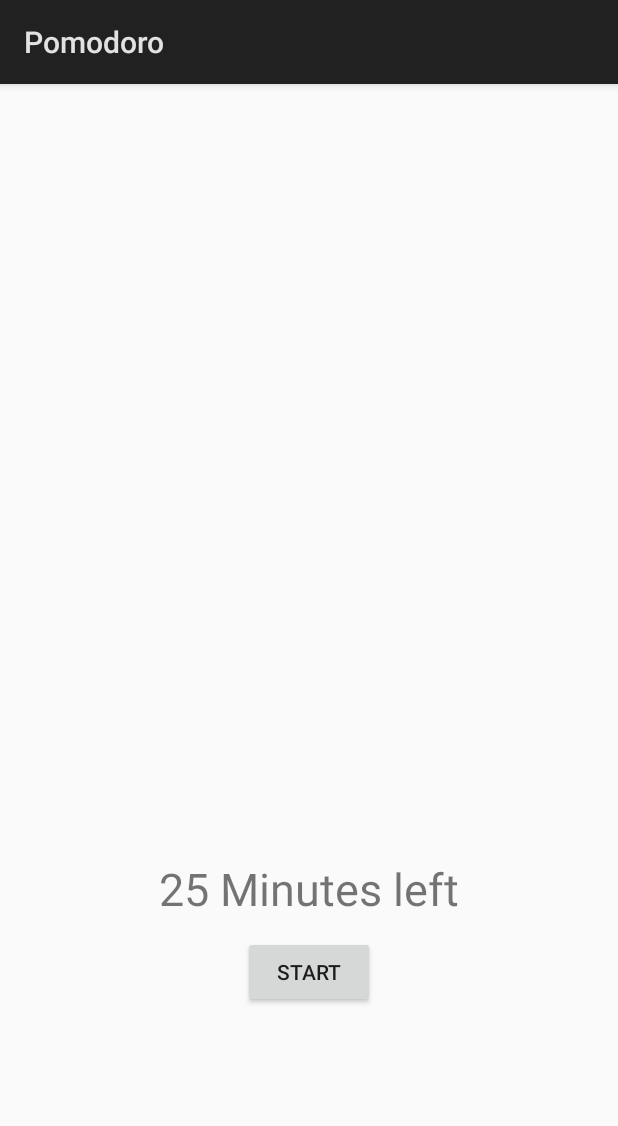
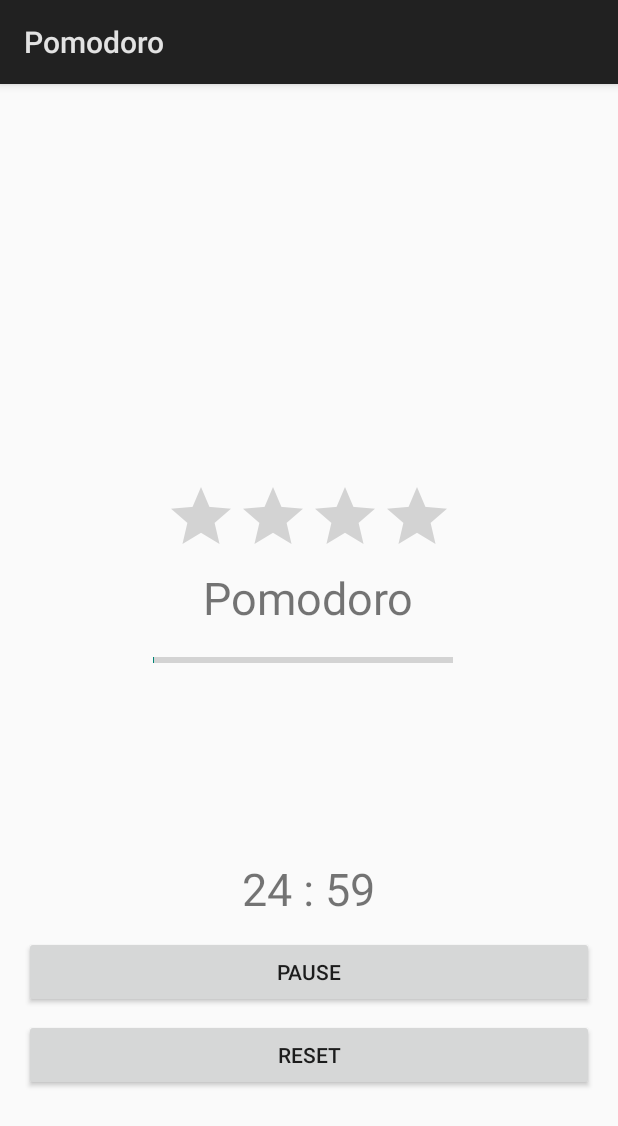
Before and after one commit to AdHominem/Pomodoro, an Android app: the screen it shows after launch (MainActivity), after a tap on "START", on a phone screen of 412 x 824 dp. Shown: the top 1126 px of the screen. Run offline under Robolectric (Android 15) with nearby library versions, the phone set to English and light mode, and no system bars.

Commit message:
Complete rework for improved visualisation

```diff
--- a/app/src/main/java/adhominem/pomodoro/MainActivity.java
+++ b/app/src/main/java/adhominem/pomodoro/MainActivity.java
@@ -7,6 +7,9 @@ import android.os.Bundle;
 import android.os.CountDownTimer;
 import android.util.Log;
 import android.view.View;
+import android.widget.Button;
+import android.widget.ProgressBar;
+import android.widget.RatingBar;
 import android.widget.TextView;
 
 import java.io.IOException;
@@ -14,59 +17,168 @@ import java.io.IOException;
 @SuppressLint("SetTextI18n")
 public class MainActivity extends Activity {
 
+    private static final long ONE_SECOND = 1000;
+    private static final long ONE_MINUTE = 60000;
+    private static final long POMODORO_DURATION = ONE_MINUTE * 25;
+    private static final long SHORT_BREAK_DURATION = ONE_MINUTE * 5;
+    private static final long LONG_BREAK_DURATION = ONE_MINUTE * 15;
+
     private MediaPlayer mediaPlayer;
+    private PomodoroTimer timer;
+    private Button button;
+    private ProgressBar progressBar;
+    private TextView caption;
+    private RatingBar ratingBar;
     private TextView textView;
-    private CountDownTimer timer;
     private static final String TAG = "MainActivity";
-    private boolean timerIsRunning;
-    private long total = 25 * 60000;
+    private int pomodoros = 0;
+    private enum Phase {POMODORO, SHORT_BREAK, LONG_BREAK};
+
+    class PomodoroTimer extends CountDownTimer {
+
+        private boolean timerIsRunning;
+        private long millisUntilFinished;
+        private Phase phase;
+
+        private PomodoroTimer(long millisUntilFinished, Phase phase) {
+            super (millisUntilFinished, ONE_SECOND);
+            timerIsRunning = false;
+            this.millisUntilFinished = millisUntilFinished;
+            this.phase = phase;
+        }
+
+        long getMillisUntilFinished() {
+            return millisUntilFinished;
+        }
+
+        boolean isTimerRunning() {
+            return timerIsRunning;
+        }
+
+        void toggleTimerIsRunning() {
+            timerIsRunning = !timerIsRunning;
+            button.setText(timerIsRunning ? "Pause" : "Start");
+        }
+
+        Phase getPhase() {
+            return phase;
+        }
+
+        @SuppressLint("DefaultLocale")
+        @Override
+        public void onTick(long millisUntilFinished) {
+
+            // This stores the remaining time. If timer is stopped, new total will be used
+            this.millisUntilFinished = millisUntilFinished;
+            textView.setText(String.format("%02d : %02d", millisUntilFinished / ONE_MINUTE,
+                    millisUntilFinished % ONE_MINUTE / ONE_SECOND));
+            progressBar.incrementProgressBy((int) ONE_SECOND);
+        }
+
+        @SuppressLint("DefaultLocale")
+        @Override
+        public void onFinish() {
+            timerIsRunning = false;
+            progressBar.setProgress(0);
+
+            if (phase == Phase.POMODORO) {
+                playSound();
+                pomodoros += 1;
+                // determine next phase
+                // take a break
+                if (pomodoros == 4) {
+                    phase = Phase.LONG_BREAK;
+                    millisUntilFinished = LONG_BREAK_DURATION;
+                    progressBar.setMax((int) (LONG_BREAK_DURATION));
+                    pomodoros = 0;
+                    caption.setText("Long break");
+                    button.setText("Start long break");
+                } else {
+                    phase = Phase.SHORT_BREAK;
+                    millisUntilFinished = SHORT_BREAK_DURATION;
+                    progressBar.setMax((int) (SHORT_BREAK_DURATION));
+                    caption.setText("Short break");
+                    button.setText("Start short break");
+                }
+                ratingBar.setRating(pomodoros);
+            } else {
+                phase = Phase.POMODORO;
+                millisUntilFinished = POMODORO_DURATION;
+                progressBar.setMax((int) (POMODORO_DURATION));
+                caption.setText("Pomodoro");
+                button.setText("Start");
+            }
+            textView.setText(String.format("%02d : %02d", millisUntilFinished / ONE_MINUTE,
+                    millisUntilFinished % ONE_MINUTE / ONE_SECOND));
+        }
+    }
 
     @Override
     protected void onCreate(Bundle savedInstanceState) {
         super.onCreate(savedInstanceState);
         setContentView(R.layout.activity_main);
-
         mediaPlayer = MediaPlayer.create(MainActivity.this, R.raw.micnight);
+        button = (Button) findViewById(R.id.button);
         textView = (TextView) findViewById(R.id.textView);
-        timer = new CountDownTimer(total, 60000) {
-
-            @Override
-            public void onTick(long millisUntilFinished) {
-
-                // This stores the remaining time. If timer is stopped, new total will be used
-                total = millisUntilFinished;
-                textView.setText(String.valueOf(millisUntilFinished / 60000) + " Minutes left");
-            }
-
-            @Override
-            public void onFinish() {
-                mediaPlayer.start();
-                textView.setText("Done!");
-            }
-        };
+        ratingBar = (RatingBar) findViewById(R.id.ratingBar);
+        caption = (TextView) findViewById(R.id.caption);
+        progressBar = (ProgressBar) findViewById(R.id.progressBar3);
+        progressBar.setMax((int) POMODORO_DURATION);
+        System.out.println(progressBar.getMax());
     }
 
     /**
-     * Starts or pauses the timer
+     * Starts or stops the timer
      * @param v
      */
     public void toggleTimer(View v) {
-        if (timerIsRunning) {
+        muteSound();
+
+        if (timer == null) {
+            timer = new PomodoroTimer(POMODORO_DURATION, Phase.POMODORO);
+            timer.start();
+        } else if (timer.isTimerRunning()) {
             timer.cancel();
         } else {
+            // get remaining time
+            timer = new PomodoroTimer(timer.getMillisUntilFinished(), timer.getPhase());
             timer.start();
         }
+        timer.toggleTimerIsRunning();
     }
 
-    public void toggleAudio() {
-        if (mediaPlayer.isPlaying()){
-            mediaPlayer.stop();
+    // stops the current pomodoro completely, dismissing any progress
+    public void stopTimer(View v) {
+        muteSound();
+        // stop old timer
+        if (timer != null) {
+            timer.cancel();
+            timer.toggleTimerIsRunning();
+            // restart
+            timer = new PomodoroTimer(POMODORO_DURATION, Phase.POMODORO);
+        }
+        pomodoros = 0;
+        ratingBar.setRating(0);
+        progressBar.setProgress(0);
+        progressBar.setMax((int) POMODORO_DURATION);
+        button.setText("Start");
+        caption.setText("Pomodoro");
+        textView.setText("25 : 00");
+    }
+
+    public void muteSound() {
+        mediaPlayer.stop();
+    }
+
+    public void playSound() {
+        if (!mediaPlayer.isPlaying()){
             try {
                 mediaPlayer.prepare();
             } catch (IllegalStateException | IOException exception) {
                 Log.e(TAG, exception.getMessage());
             }
             mediaPlayer.seekTo(0);
+            mediaPlayer.start();
         }
     }
 }
--- a/app/src/main/res/layout/activity_main.xml
+++ b/app/src/main/res/layout/activity_main.xml
@@ -12,7 +12,7 @@
 
     <Button
         android:text="Start"
-        android:layout_width="wrap_content"
+        android:layout_width="match_parent"
         android:layout_height="wrap_content"
         android:id="@+id/button"
         android:onClick="toggleTimer"
@@ -21,7 +21,7 @@
         android:layout_marginBottom="136dp" />
 
     <TextView
-        android:text="25 Minutes left"
+        android:text="25 : 00"
         android:layout_width="wrap_content"
         android:layout_height="wrap_content"
         android:id="@+id/textView"
@@ -29,4 +29,42 @@
         android:layout_centerHorizontal="true"
         android:layout_marginBottom="11dp"
         android:textSize="30sp" />
+
+    <Button
+        android:text="Reset"
+        android:layout_width="match_parent"
+        android:layout_height="wrap_content"
+        android:layout_below="@+id/textView"
+        android:layout_alignStart="@+id/button"
+        android:layout_marginTop="55dp"
+        android:id="@+id/button2"
+        android:onClick="stopTimer" />
+
+    <TextView
+        android:text="Pomodoro"
+        android:layout_width="wrap_content"
+        android:layout_height="wrap_content"
+        android:id="@+id/caption"
+        android:textSize="30sp"
+        android:layout_above="@+id/progressBar3"
+        android:layout_centerHorizontal="true"
+        android:layout_marginBottom="13dp" />
+
+    <RatingBar
+        android:layout_width="wrap_content"
+        android:layout_height="wrap_content"
+        android:id="@+id/ratingBar"
+        android:isIndicator="true"
+        android:numStars="4"
+        android:layout_above="@+id/caption"
+        android:layout_centerHorizontal="true" />
+
+    <ProgressBar
+        style="@android:style/Widget.DeviceDefault.ProgressBar.Horizontal"
+        android:layout_width="200dp"
+        android:layout_height="wrap_content"
+        android:id="@+id/progressBar3"
+        android:layout_centerVertical="true"
+        android:layout_alignEnd="@+id/ratingBar" />
+
 </RelativeLayout>
--- a/build.gradle
+++ b/build.gradle
@@ -5,7 +5,7 @@ buildscript {
         jcenter()
     }
     dependencies {
-        classpath 'com.android.tools.build:gradle:2.2.2'
+        classpath 'com.android.tools.build:gradle:2.2.3'
 
         // NOTE: Do not place your application dependencies here; they belong
         // in the individual module build.gradle files
```
